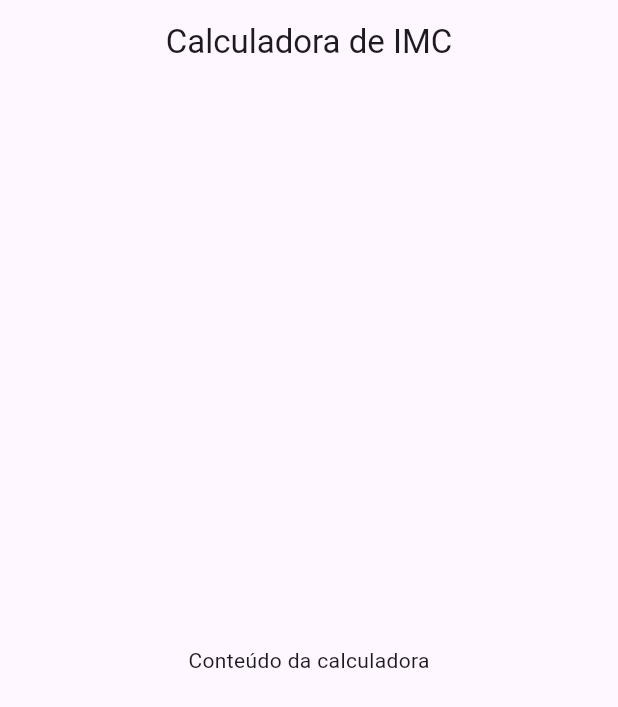
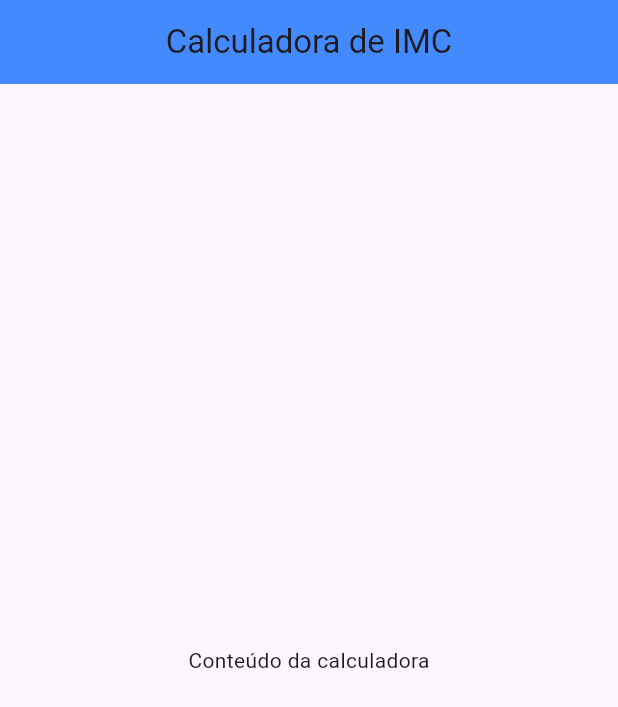
Before and after one commit to felipe-victoriani/calculadora_imc, a Flutter app: the screen it shows after launch, on a phone screen of 412 x 824 dp. Shown: the top 707 px of the screen. Run offline on Flutter 3.47's test engine with Material 3 defaults, Android fonts, the phone set to English and light mode, and no system bars.

Commit message:
calculadora de IMC, USANDO DART/FLUTTER

```diff
--- a/lib/calculadora.dart
+++ b/lib/calculadora.dart
@@ -11,7 +11,10 @@ class _CalculadoraState extends State<Calculadora> {
   @override
   Widget build(BuildContext context) {
     return Scaffold(
-      appBar: AppBar(title: Center(child: const Text('Calculadora de IMC'))),
+      appBar: AppBar(
+        title: const Center(child: Text('Calculadora de IMC')),
+        backgroundColor: Colors.blueAccent,
+      ),
       body: const Center(child: Text('Conteúdo da calculadora')),
     );
   }
```
